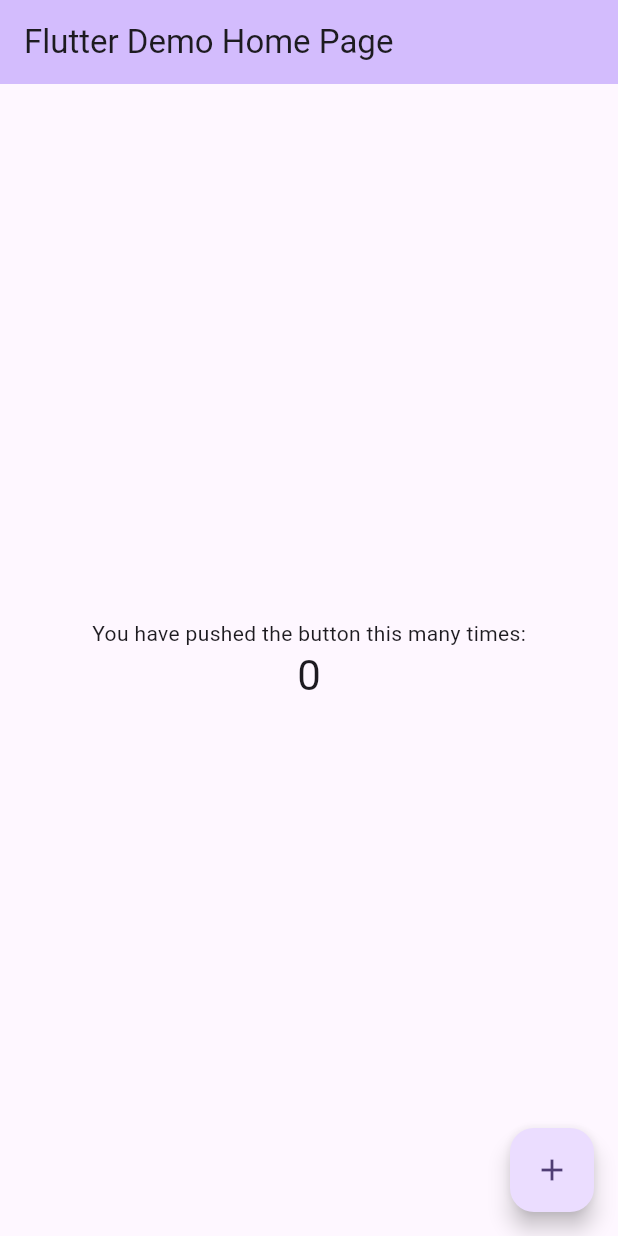
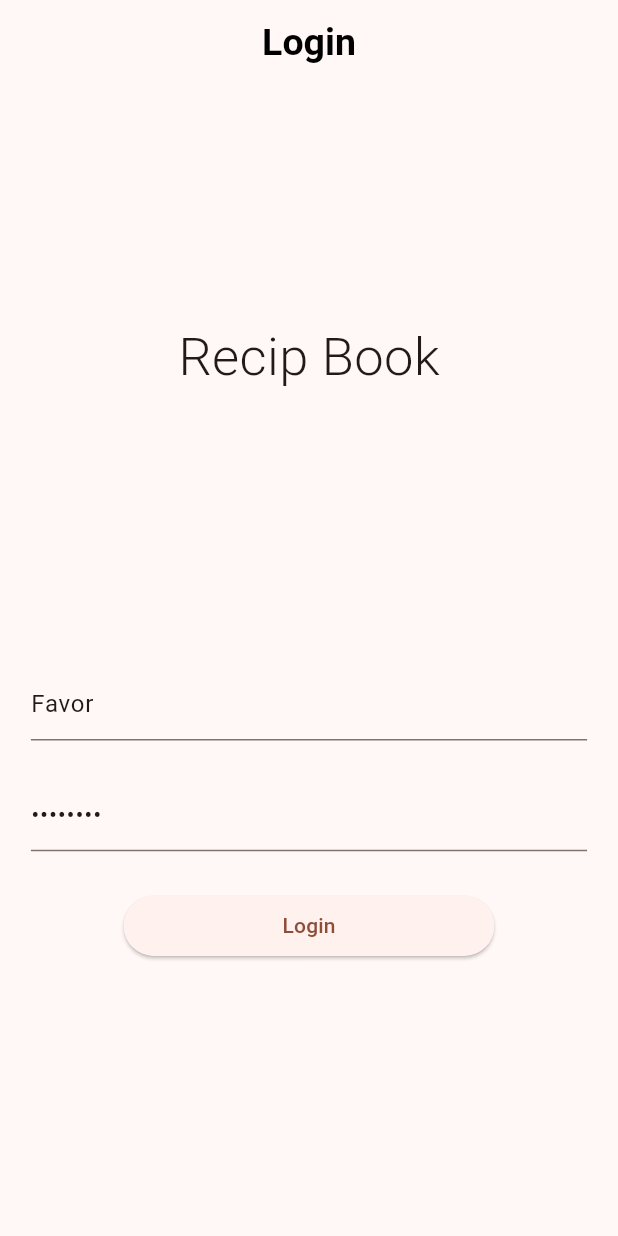
Before and after one commit to hello-favour/recepies-app, a Flutter app: the screen it shows after launch, on a phone screen of 412 x 824 dp. Run offline on Flutter 3.47's test engine with Material 3 defaults, Android fonts, the phone set to English and light mode, and no system bars.

```diff
--- a/lib/main.dart
+++ b/lib/main.dart
@@ -1,4 +1,5 @@
 import 'package:flutter/material.dart';
+import 'package:recepies_app/pages/login_view.dart';
 
 void main() {
   runApp(const MyApp());
@@ -11,115 +12,19 @@ class MyApp extends StatelessWidget {
   @override
   Widget build(BuildContext context) {
     return MaterialApp(
-      title: 'Flutter Demo',
+      debugShowCheckedModeBanner: false,
+      title: 'Recepies App',
       theme: ThemeData(
-        // This is the theme of your application.
-        //
-        // TRY THIS: Try running your application with "flutter run". You'll see
-        // the application has a purple toolbar. Then, without quitting the app,
-        // try changing the seedColor in the colorScheme below to Colors.green
-        // and then invoke "hot reload" (save your changes or press the "hot
-        // reload" button in a Flutter-supported IDE, or press "r" if you used
-        // the command line to start the app).
-        //
-        // Notice that the counter didn't reset back to zero; the application
-        // state is not lost during the reload. To reset the state, use hot
-        // restart instead.
-        //
-        // This works for code too, not just values: Most code changes can be
-        // tested with just a hot reload.
-        colorScheme: ColorScheme.fromSeed(seedColor: Colors.deepPurple),
+        colorScheme: ColorScheme.fromSeed(seedColor: Colors.deepOrange),
         useMaterial3: true,
+        appBarTheme: const AppBarTheme(
+            titleTextStyle: TextStyle(
+          color: Colors.black,
+          fontSize: 25,
+          fontWeight: FontWeight.bold,
+        )),
       ),
-      home: const MyHomePage(title: 'Flutter Demo Home Page'),
+      home: const LoginView(),
     );
   }
 }
-
-class MyHomePage extends StatefulWidget {
-  const MyHomePage({super.key, required this.title});
-
-  // This widget is the home page of your application. It is stateful, meaning
-  // that it has a State object (defined below) that contains fields that affect
-  // how it looks.
-
-  // This class is the configuration for the state. It holds the values (in this
-  // case the title) provided by the parent (in this case the App widget) and
-  // used by the build method of the State. Fields in a Widget subclass are
-  // always marked "final".
-
-  final String title;
-
-  @override
-  State<MyHomePage> createState() => _MyHomePageState();
-}
-
-class _MyHomePageState extends State<MyHomePage> {
-  int _counter = 0;
-
-  void _incrementCounter() {
-    setState(() {
-      // This call to setState tells the Flutter framework that something has
-      // changed in this State, which causes it to rerun the build method below
-      // so that the display can reflect the updated values. If we changed
-      // _counter without calling setState(), then the build method would not be
-      // called again, and so nothing would appear to happen.
-      _counter++;
-    });
-  }
-
-  @override
-  Widget build(BuildContext context) {
-    // This method is rerun every time setState is called, for instance as done
-    // by the _incrementCounter method above.
-    //
-    // The Flutter framework has been optimized to make rerunning build methods
-    // fast, so that you can just rebuild anything that needs updating rather
-    // than having to individually change instances of widgets.
-    return Scaffold(
-      appBar: AppBar(
-        // TRY THIS: Try changing the color here to a specific color (to
-        // Colors.amber, perhaps?) and trigger a hot reload to see the AppBar
-        // change color while the other colors stay the same.
-        backgroundColor: Theme.of(context).colorScheme.inversePrimary,
-        // Here we take the value from the MyHomePage object that was created by
-        // the App.build method, and use it to set our appbar title.
-        title: Text(widget.title),
-      ),
-      body: Center(
-        // Center is a layout widget. It takes a single child and positions it
-        // in the middle of the parent.
-        child: Column(
-          // Column is also a layout widget. It takes a list of children and
-          // arranges them vertically. By default, it sizes itself to fit its
-          // children horizontally, and tries to be as tall as its parent.
-          //
-          // Column has various properties to control how it sizes itself and
-          // how it positions its children. Here we use mainAxisAlignment to
-          // center the children vertically; the main axis here is the vertical
-          // axis because Columns are vertical (the cross axis would be
-          // horizontal).
-          //
-          // TRY THIS: Invoke "debug painting" (choose the "Toggle Debug Paint"
-          // action in the IDE, or press "p" in the console), to see the
-          // wireframe for each widget.
-          mainAxisAlignment: MainAxisAlignment.center,
-          children: <Widget>[
-            const Text(
-              'You have pushed the button this many times:',
-            ),
-            Text(
-              '$_counter',
-              style: Theme.of(context).textTheme.headlineMedium,
-            ),
-          ],
-        ),
-      ),
-      floatingActionButton: FloatingActionButton(
-        onPressed: _incrementCounter,
-        tooltip: 'Increment',
-        child: const Icon(Icons.add),
-      ), // This trailing comma makes auto-formatting nicer for build methods.
-    );
-  }
-}
--- /dev/null
+++ b/lib/pages/login_view.dart
@@ -0,0 +1,117 @@
+import 'package:flutter/material.dart';
+
+class LoginView extends StatefulWidget {
+  const LoginView({super.key});
+
+  @override
+  State<LoginView> createState() => _LoginViewState();
+}
+
+class _LoginViewState extends State<LoginView> {
+  GlobalKey<FormState> _loginFormkey = GlobalKey();
+
+  String? username, password;
+  @override
+  Widget build(BuildContext context) {
+    return Scaffold(
+      appBar: AppBar(
+        centerTitle: true,
+        title: const Text("Login"),
+      ),
+      body: SafeArea(
+        child: buildUi(),
+      ),
+    );
+  }
+
+  Widget buildUi() {
+    return SizedBox(
+      width: MediaQuery.of(context).size.width,
+      child: Column(
+        mainAxisSize: MainAxisSize.max,
+        mainAxisAlignment: MainAxisAlignment.spaceEvenly,
+        crossAxisAlignment: CrossAxisAlignment.center,
+        children: [
+          _title(),
+          _loginForm(),
+        ],
+      ),
+    );
+  }
+
+  Widget _title() {
+    return const Text(
+      "Recip Book",
+      style: TextStyle(
+        fontSize: 35,
+        fontWeight: FontWeight.w300,
+      ),
+    );
+  }
+
+  Widget _loginForm() {
+    return SizedBox(
+      height: MediaQuery.of(context).size.height * 0.30,
+      width: MediaQuery.of(context).size.width * 0.90,
+      child: Form(
+        key: _loginFormkey,
+        child: Column(
+          mainAxisSize: MainAxisSize.max,
+          mainAxisAlignment: MainAxisAlignment.spaceEvenly,
+          crossAxisAlignment: CrossAxisAlignment.center,
+          children: [
+            TextFormField(
+              initialValue: "Favor",
+              onSaved: (value) {
+                setState(() {
+                  username = value;
+                });
+              },
+              validator: (value) {
+                if (value == null || value.isEmpty) {
+                  return "Enter a username";
+                }
+              },
+              decoration: const InputDecoration(
+                hintText: "Username",
+              ),
+            ),
+            TextFormField(
+              initialValue: "dada@123",
+              onSaved: (value) {
+                setState(() {
+                  password = value;
+                });
+              },
+              obscureText: true,
+              validator: (value) {
+                if (value == null || value.length < 5) {
+                  return "Enter a valid password";
+                }
+              },
+              decoration: const InputDecoration(
+                hintText: "Password",
+              ),
+            ),
+            loginButton(),
+          ],
+        ),
+      ),
+    );
+  }
+
+  Widget loginButton() {
+    return SizedBox(
+      width: MediaQuery.of(context).size.width * 0.60,
+      child: ElevatedButton(
+        onPressed: () {
+          if (_loginFormkey.currentState?.validate() ?? false) {
+            _loginFormkey.currentState?.save();
+            print("$username - $password");
+          }
+        },
+        child: const Text("Login"),
+      ),
+    );
+  }
+}
--- a/pubspec.yaml
+++ b/pubspec.yaml
@@ -35,6 +35,7 @@ dependencies:
   # The following adds the Cupertino Icons font to your application.
   # Use with the CupertinoIcons class for iOS style icons.
   cupertino_icons: ^1.0.2
+  http: ^1.2.0
 
 dev_dependencies:
   flutter_test:
```
Also changed, not shown: lib/pages/home_view.dart (added), pubspec.lock.
